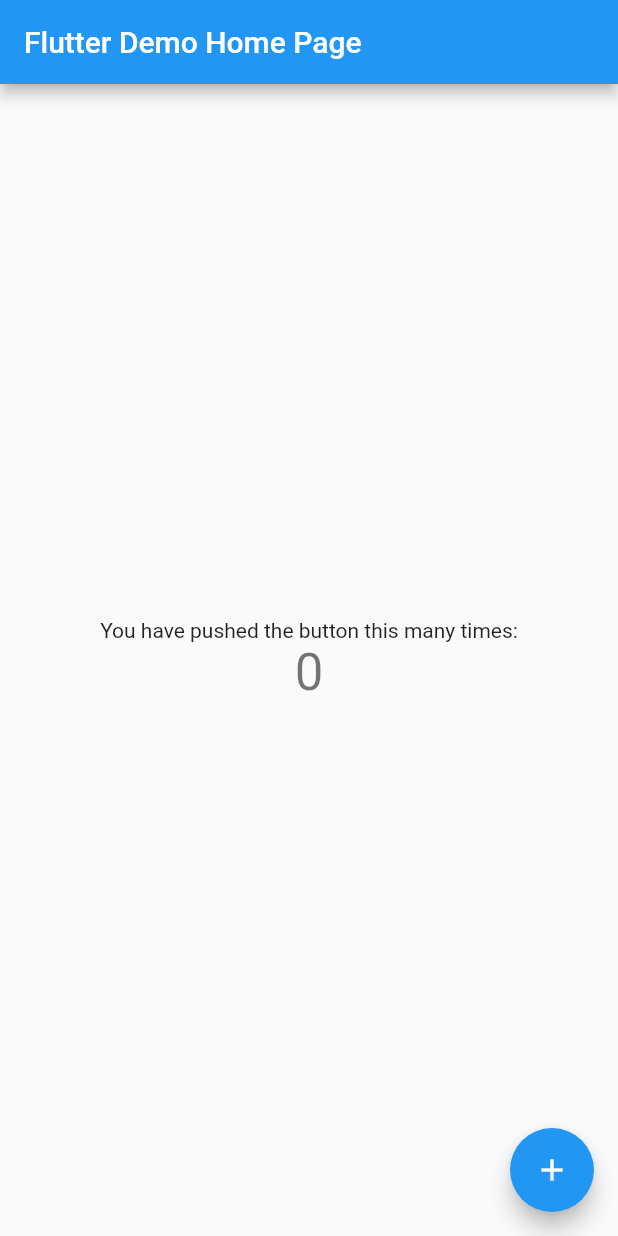
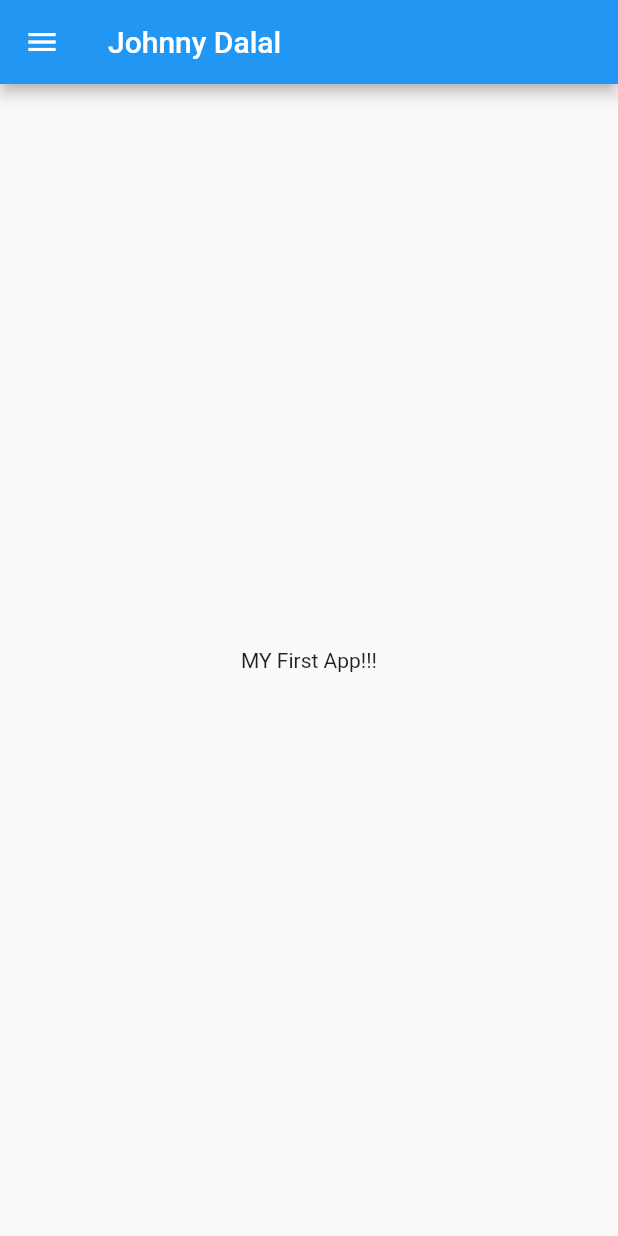
Before and after one commit to DeepanshuDalal/30DaysOfFlutter, a Flutter app: the screen it shows after launch, on a phone screen of 412 x 824 dp. Run offline on Flutter 3.47's test engine with Material 2 defaults, Android fonts, the phone set to English and light mode, and no system bars.

Commit message:
Day 1 Completed

```diff
--- /dev/null
+++ b/lib/home_page.dart
@@ -0,0 +1,16 @@
+import 'package:flutter/material.dart';
+
+class HomePage extends StatelessWidget {
+  const HomePage({Key? key}) : super(key: key);
+
+  @override
+  Widget build(BuildContext context) {
+    return Scaffold(
+      appBar: AppBar(
+        title: const Text("Johnny Dalal"),
+      ),
+      body: Center(child: Container(child: Text("MY First App!!!"))),
+      drawer: Drawer(),
+    );
+  }
+}
--- a/lib/main.dart
+++ b/lib/main.dart
@@ -1,4 +1,5 @@
 import 'package:flutter/material.dart';
+import 'package:learningdart/home_page.dart';
 
 void main() {
   runApp(const MyApp());
@@ -7,109 +8,8 @@ void main() {
 class MyApp extends StatelessWidget {
   const MyApp({Key? key}) : super(key: key);
 
-  // This widget is the root of your application.
   @override
   Widget build(BuildContext context) {
-    return MaterialApp(
-      title: 'Flutter Demo',
-      theme: ThemeData(
-        // This is the theme of your application.
-        //
-        // Try running your application with "flutter run". You'll see the
-        // application has a blue toolbar. Then, without quitting the app, try
-        // changing the primarySwatch below to Colors.green and then invoke
-        // "hot reload" (press "r" in the console where you ran "flutter run",
-        // or simply save your changes to "hot reload" in a Flutter IDE).
-        // Notice that the counter didn't reset back to zero; the application
-        // is not restarted.
-        primarySwatch: Colors.blue,
-      ),
-      home: const MyHomePage(title: 'Flutter Demo Home Page'),
-    );
+    return MaterialApp(home: HomePage());
   }
 }
-
-class MyHomePage extends StatefulWidget {
-  const MyHomePage({Key? key, required this.title}) : super(key: key);
-
-  // This widget is the home page of your application. It is stateful, meaning
-  // that it has a State object (defined below) that contains fields that affect
-  // how it looks.
-
-  // This class is the configuration for the state. It holds the values (in this
-  // case the title) provided by the parent (in this case the App widget) and
-  // used by the build method of the State. Fields in a Widget subclass are
-  // always marked "final".
-
-  final String title;
-
-  @override
-  State<MyHomePage> createState() => _MyHomePageState();
-}
-
-class _MyHomePageState extends State<MyHomePage> {
-  int _counter = 0;
-
-  void _incrementCounter() {
-    setState(() {
-      // This call to setState tells the Flutter framework that something has
-      // changed in this State, which causes it to rerun the build method below
-      // so that the display can reflect the updated values. If we changed
-      // _counter without calling setState(), then the build method would not be
-      // called again, and so nothing would appear to happen.
-      _counter++;
-    });
-  }
-
-  @override
-  Widget build(BuildContext context) {
-    // This method is rerun every time setState is called, for instance as done
-    // by the _incrementCounter method above.
-    //
-    // The Flutter framework has been optimized to make rerunning build methods
-    // fast, so that you can just rebuild anything that needs updating rather
-    // than having to individually change instances of widgets.
-    return Scaffold(
-      appBar: AppBar(
-        // Here we take the value from the MyHomePage object that was created by
-        // the App.build method, and use it to set our appbar title.
-        title: Text(widget.title),
-      ),
-      body: Center(
-        // Center is a layout widget. It takes a single child and positions it
-        // in the middle of the parent.
-        child: Column(
-          // Column is also a layout widget. It takes a list of children and
-          // arranges them vertically. By default, it sizes itself to fit its
-          // children horizontally, and tries to be as tall as its parent.
-          //
-          // Invoke "debug painting" (press "p" in the console, choose the
-          // "Toggle Debug Paint" action from the Flutter Inspector in Android
-          // Studio, or the "Toggle Debug Paint" command in Visual Studio Code)
-          // to see the wireframe for each widget.
-          //
-          // Column has various properties to control how it sizes itself and
-          // how it positions its children. Here we use mainAxisAlignment to
-          // center the children vertically; the main axis here is the vertical
-          // axis because Columns are vertical (the cross axis would be
-          // horizontal).
-          mainAxisAlignment: MainAxisAlignment.center,
-          children: <Widget>[
-            const Text(
-              'You have pushed the button this many times:',
-            ),
-            Text(
-              '$_counter',
-              style: Theme.of(context).textTheme.headline4,
-            ),
-          ],
-        ),
-      ),
-      floatingActionButton: FloatingActionButton(
-        onPressed: _incrementCounter,
-        tooltip: 'Increment',
-        child: const Icon(Icons.add),
-      ), // This trailing comma makes auto-formatting nicer for build methods.
-    );
-  }
-}
```
